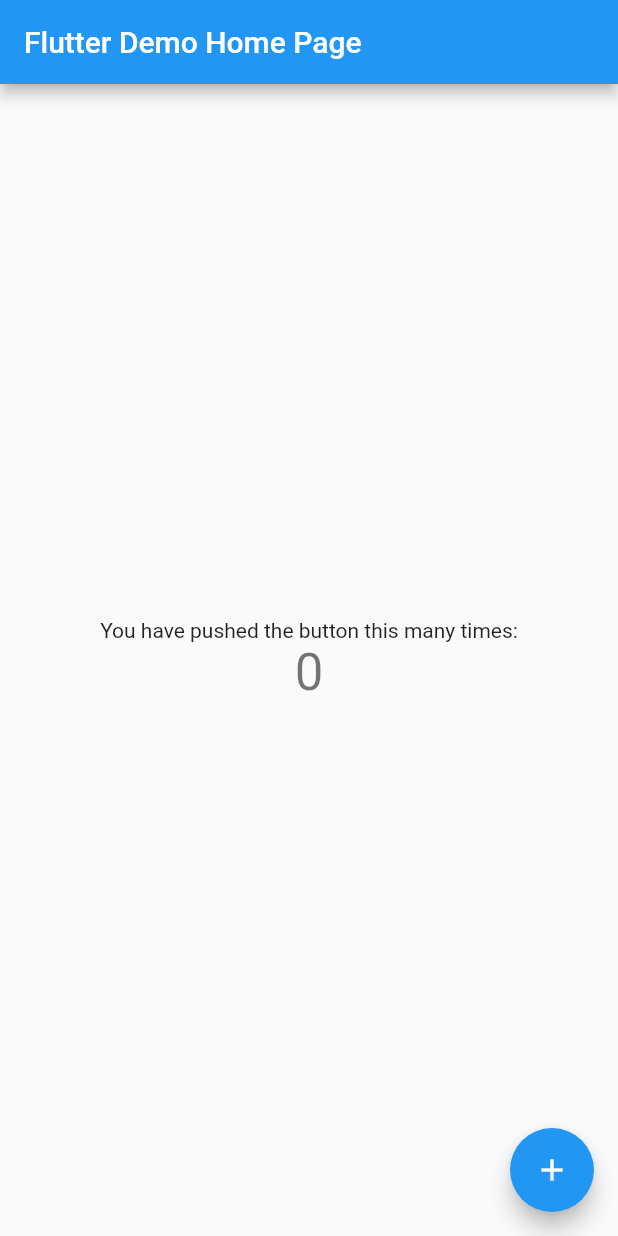
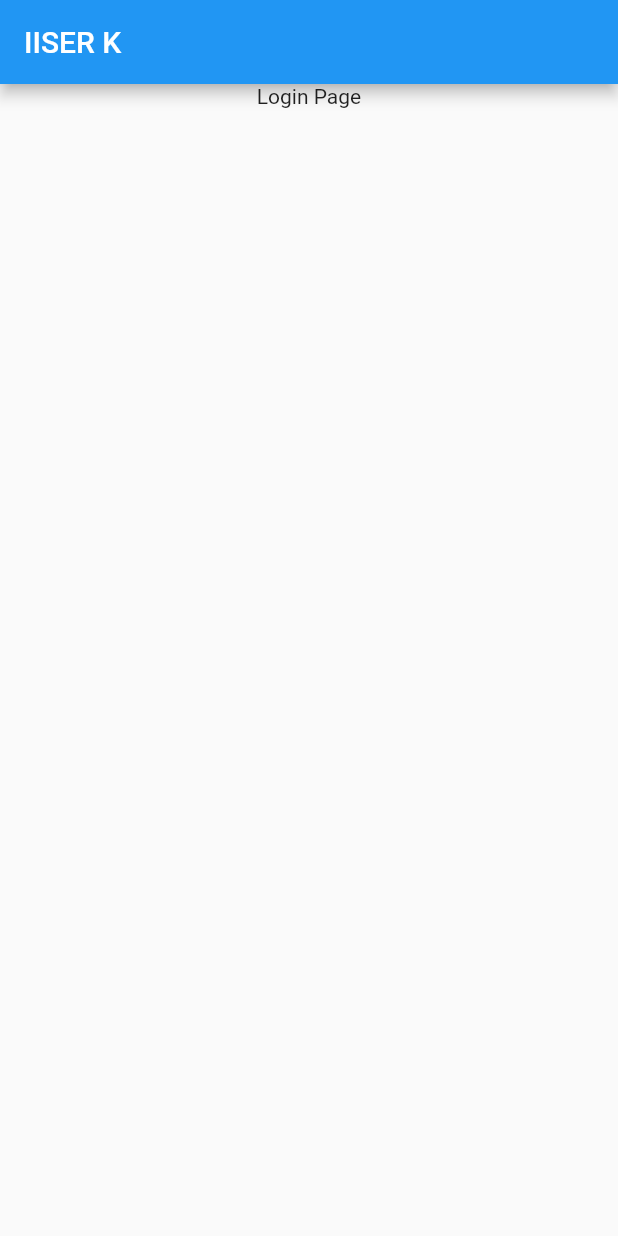
Before and after one commit to slashdot-iiserk/IISER-K-App, a Flutter app: the screen it shows after launch, on a phone screen of 412 x 824 dp. Run offline on Flutter 3.47's test engine with Material 2 defaults, Android fonts, the phone set to English and light mode, and no system bars.

Commit message:
Re-organised the UI widgets

```diff
--- a/lib/main.dart
+++ b/lib/main.dart
@@ -1,113 +1,20 @@
 import 'package:flutter/material.dart';
 
+import 'package:iiserk_app/ui/home_page.dart';
+
 void main() {
-  runApp(MyApp());
+  runApp(IISERKApp());
 }
 
-class MyApp extends StatelessWidget {
-  // This widget is the root of your application.
+class IISERKApp extends StatelessWidget {
   @override
   Widget build(BuildContext context) {
     return MaterialApp(
       title: 'Flutter Demo',
       theme: ThemeData(
-        // This is the theme of your application.
-        //
-        // Try running your application with "flutter run". You'll see the
-        // application has a blue toolbar. Then, without quitting the app, try
-        // changing the primarySwatch below to Colors.green and then invoke
-        // "hot reload" (press "r" in the console where you ran "flutter run",
-        // or simply save your changes to "hot reload" in a Flutter IDE).
-        // Notice that the counter didn't reset back to zero; the application
-        // is not restarted.
         primarySwatch: Colors.blue,
       ),
-      home: MyHomePage(title: 'Flutter Demo Home Page'),
+      home: HomePage(),
     );
   }
 }
-
-class MyHomePage extends StatefulWidget {
-  MyHomePage({Key? key, required this.title}) : super(key: key);
-
-  // This widget is the home page of your application. It is stateful, meaning
-  // that it has a State object (defined below) that contains fields that affect
-  // how it looks.
-
-  // This class is the configuration for the state. It holds the values (in this
-  // case the title) provided by the parent (in this case the App widget) and
-  // used by the build method of the State. Fields in a Widget subclass are
-  // always marked "final".
-
-  final String title;
-
-  @override
-  _MyHomePageState createState() => _MyHomePageState();
-}
-
-class _MyHomePageState extends State<MyHomePage> {
-  int _counter = 0;
-
-  void _incrementCounter() {
-    setState(() {
-      // This call to setState tells the Flutter framework that something has
-      // changed in this State, which causes it to rerun the build method below
-      // so that the display can reflect the updated values. If we changed
-      // _counter without calling setState(), then the build method would not be
-      // called again, and so nothing would appear to happen.
-      _counter++;
-    });
-  }
-
-  @override
-  Widget build(BuildContext context) {
-    // This method is rerun every time setState is called, for instance as done
-    // by the _incrementCounter method above.
-    //
-    // The Flutter framework has been optimized to make rerunning build methods
-    // fast, so that you can just rebuild anything that needs updating rather
-    // than having to individually change instances of widgets.
-    return Scaffold(
-      appBar: AppBar(
-        // Here we take the value from the MyHomePage object that was created by
-        // the App.build method, and use it to set our appbar title.
-        title: Text(widget.title),
-      ),
-      body: Center(
-        // Center is a layout widget. It takes a single child and positions it
-        // in the middle of the parent.
-        child: Column(
-          // Column is also a layout widget. It takes a list of children and
-          // arranges them vertically. By default, it sizes itself to fit its
-          // children horizontally, and tries to be as tall as its parent.
-          //
-          // Invoke "debug painting" (press "p" in the console, choose the
-          // "Toggle Debug Paint" action from the Flutter Inspector in Android
-          // Studio, or the "Toggle Debug Paint" command in Visual Studio Code)
-          // to see the wireframe for each widget.
-          //
-          // Column has various properties to control how it sizes itself and
-          // how it positions its children. Here we use mainAxisAlignment to
-          // center the children vertically; the main axis here is the vertical
-          // axis because Columns are vertical (the cross axis would be
-          // horizontal).
-          mainAxisAlignment: MainAxisAlignment.center,
-          children: <Widget>[
-            Text(
-              'You have pushed the button this many times:',
-            ),
-            Text(
-              '$_counter',
-              style: Theme.of(context).textTheme.headline4,
-            ),
-          ],
-        ),
-      ),
-      floatingActionButton: FloatingActionButton(
-        onPressed: _incrementCounter,
-        tooltip: 'Increment',
-        child: Icon(Icons.add),
-      ), // This trailing comma makes auto-formatting nicer for build methods.
-    );
-  }
-}
--- /dev/null
+++ b/lib/ui/home_page.dart
@@ -0,0 +1,21 @@
+import 'package:flutter/material.dart';
+
+class HomePage extends StatelessWidget {
+  const HomePage({Key? key}) : super(key: key);
+
+  @override
+  Widget build(BuildContext context) {
+    return Scaffold(
+      appBar: AppBar(
+        title: Text('IISER K'),
+      ),
+      body: Center(
+        child: Column(
+          children: [
+            Text('Login Page'),
+          ],
+        ),
+      ),
+    );
+  }
+}
```
Also changed, not shown: 1 other file.
